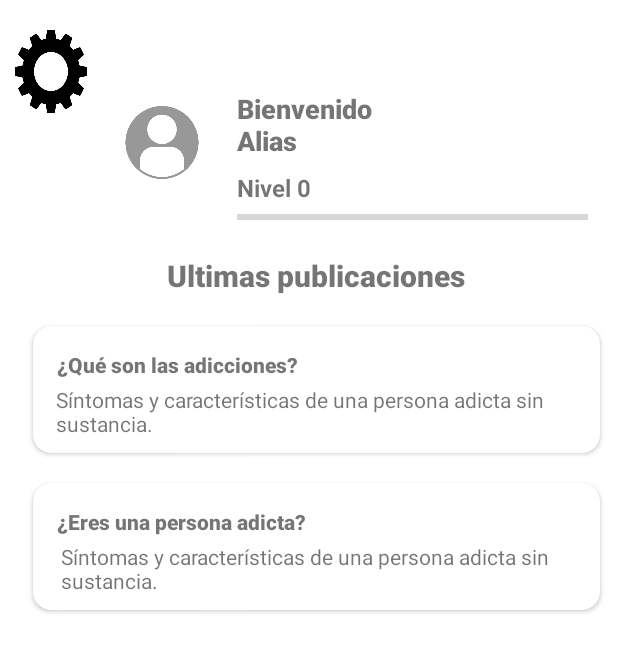
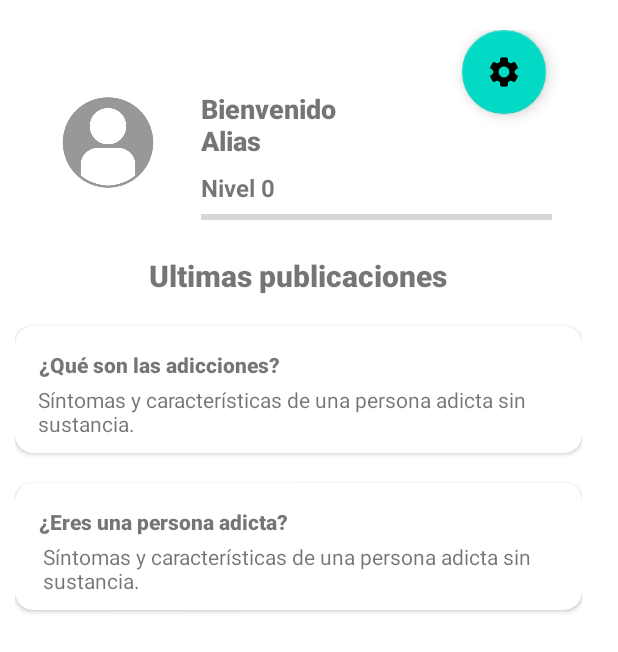
Before and after one commit to PedroGarcia-BWH/Adictless1, an Android app: the layout fragment_home.xml on its own in the app's theme, with its tools: preview values and no code run, on a phone screen of 412 x 824 dp. Shown: the top 652 px of the screen. Run offline under Robolectric (Android 15) with nearby library versions, the phone set to English and light mode, and no system bars.

Commit message:
version con settings

```diff
--- a/app/src/main/AndroidManifest.xml
+++ b/app/src/main/AndroidManifest.xml
@@ -11,7 +11,8 @@
         android:usesCleartextTraffic="true">
         <activity
             android:name=".SettingsActivity"
-            android:exported="false" />
+            android:exported="false"
+            android:label="@string/title_activity_settings" />
         <activity
             android:name=".Controlador.SettingsActivity"
             android:exported="false" />
--- /dev/null
+++ b/app/src/main/res/drawable/ic_baseline_settings_24.xml
@@ -0,0 +1,5 @@
+<vector android:height="24dp" android:tint="#526791"
+    android:viewportHeight="24" android:viewportWidth="24"
+    android:width="24dp" xmlns:android="http://schemas.android.com/apk/res/android">
+    <path android:fillColor="@android:color/white" android:pathData="M19.14,12.94c0.04,-0.3 0.06,-0.61 0.06,-0.94c0,-0.32 -0.02,-0.64 -0.07,-0.94l2.03,-1.58c0.18,-0.14 0.23,-0.41 0.12,-0.61l-1.92,-3.32c-0.12,-0.22 -0.37,-0.29 -0.59,-0.22l-2.39,0.96c-0.5,-0.38 -1.03,-0.7 -1.62,-0.94L14.4,2.81c-0.04,-0.24 -0.24,-0.41 -0.48,-0.41h-3.84c-0.24,0 -0.43,0.17 -0.47,0.41L9.25,5.35C8.66,5.59 8.12,5.92 7.63,6.29L5.24,5.33c-0.22,-0.08 -0.47,0 -0.59,0.22L2.74,8.87C2.62,9.08 2.66,9.34 2.86,9.48l2.03,1.58C4.84,11.36 4.8,11.69 4.8,12s0.02,0.64 0.07,0.94l-2.03,1.58c-0.18,0.14 -0.23,0.41 -0.12,0.61l1.92,3.32c0.12,0.22 0.37,0.29 0.59,0.22l2.39,-0.96c0.5,0.38 1.03,0.7 1.62,0.94l0.36,2.54c0.05,0.24 0.24,0.41 0.48,0.41h3.84c0.24,0 0.44,-0.17 0.47,-0.41l0.36,-2.54c0.59,-0.24 1.13,-0.56 1.62,-0.94l2.39,0.96c0.22,0.08 0.47,0 0.59,-0.22l1.92,-3.32c0.12,-0.22 0.07,-0.47 -0.12,-0.61L19.14,12.94zM12,15.6c-1.98,0 -3.6,-1.62 -3.6,-3.6s1.62,-3.6 3.6,-3.6s3.6,1.62 3.6,3.6S13.98,15.6 12,15.6z"/>
+</vector>
--- a/app/src/main/res/layout/fragment_home.xml
+++ b/app/src/main/res/layout/fragment_home.xml
@@ -2,7 +2,7 @@
 <FrameLayout xmlns:android="http://schemas.android.com/apk/res/android"
     xmlns:app="http://schemas.android.com/apk/res-auto"
     xmlns:tools="http://schemas.android.com/tools"
-    android:layout_width="match_parent"
+    android:layout_width="wrap_content"
     android:layout_height="wrap_content"
     tools:context=".Controlador.Home">
 
@@ -30,13 +30,6 @@
                     android:layout_height="150dp"
                     android:orientation="horizontal">
 
-                    <ImageButton
-                        android:id="@+id/settings"
-                        android:layout_width="350dp"
-                        android:layout_height="55dp"
-                        android:layout_weight="1"
-                        android:background="@drawable/img_5_removebg_preview" />
-
                     <ImageView
                         android:id="@+id/imageView3"
                         android:layout_width="match_parent"
@@ -48,6 +41,18 @@
                         android:layout_width="254dp"
                         android:layout_height="150dp"
                         android:orientation="vertical">
+
+                        <com.google.android.material.floatingactionbutton.FloatingActionButton
+                            android:id="@+id/ruedaSettings"
+                            android:layout_width="wrap_content"
+                            android:layout_height="wrap_content"
+                            android:layout_alignParentEnd="true"
+                            android:layout_alignParentBottom="true"
+                            android:layout_margin="24dp"
+                            android:layout_marginEnd="-5dp"
+
+                            android:src="@drawable/ic_baseline_settings_24"
+                            app:layout_constraintEnd_toEndOf="parent" />
 
                         <TextView
                             android:id="@+id/alias"
@@ -179,6 +184,7 @@
 
                 </androidx.cardview.widget.CardView>
 
+
             </LinearLayout>
         </ScrollView>
 
```
Also changed, not shown: app/build.gradle (+8 -0 lines), app/src/main/java/com/example/adictless1/Controlador/Home.kt (+4 -3 lines), app/src/main/java/com/example/adictless1/SettingsActivity.kt (+17 -2 lines), app/src/main/res/layout/settings_activity.xml (added, +9 -0 lines), app/src/main/res/values/arrays.xml (added, +12 -0 lines), app/src/main/res/values/strings.xml (+15 -0 lines), app/src/main/res/xml/root_preferences.xml (added, +34 -0 lines).
